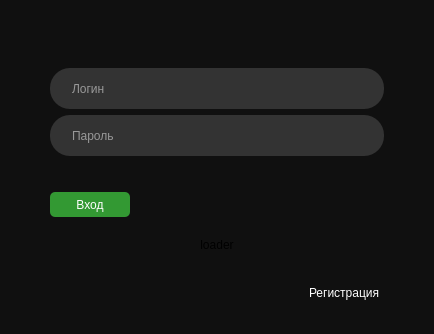
Before: the Qt Designer form ServerDataBase/logregdialog.ui in NikishinRoman/Login, drawn with Qt 5.
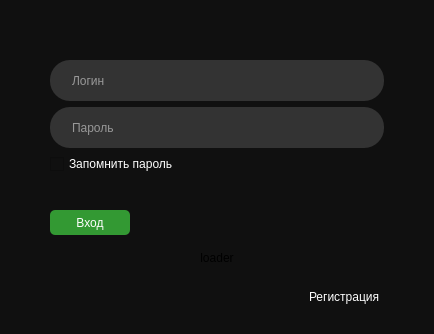
After: the same form once the commit is applied. Icons and pictures are not drawn. Custom widgets are drawn as their Qt base class.

```diff
--- a/ServerDataBase/logregdialog.ui
+++ b/ServerDataBase/logregdialog.ui
@@ -24,110 +24,7 @@
      </property>
      <widget class="QWidget" name="SignInPage">
       <layout class="QGridLayout" name="gridLayout">
-       <item row="4" column="0" colspan="2">
-        <layout class="QHBoxLayout" name="horizontalLayout_7">
-         <property name="leftMargin">
-          <number>30</number>
-         </property>
-         <property name="rightMargin">
-          <number>30</number>
-         </property>
-         <item>
-          <widget class="QLineEdit" name="passwordLine">
-           <property name="minimumSize">
-            <size>
-             <width>181</width>
-             <height>41</height>
-            </size>
-           </property>
-           <property name="styleSheet">
-            <string notr="true">padding-left: 20px;
-padding-right: 20px;
-border-radius: 20px;
-background: #333;
-color: #fefefe;</string>
-           </property>
-           <property name="maxLength">
-            <number>64</number>
-           </property>
-           <property name="echoMode">
-            <enum>QLineEdit::Password</enum>
-           </property>
-           <property name="placeholderText">
-            <string>Пароль</string>
-           </property>
-          </widget>
-         </item>
-        </layout>
-       </item>
-       <item row="5" column="0" colspan="2">
-        <layout class="QHBoxLayout" name="horizontalLayout_8">
-         <property name="leftMargin">
-          <number>30</number>
-         </property>
-         <property name="topMargin">
-          <number>30</number>
-         </property>
-         <property name="rightMargin">
-          <number>30</number>
-         </property>
-         <item>
-          <widget class="QPushButton" name="PushButton_SignIn">
-           <property name="minimumSize">
-            <size>
-             <width>80</width>
-             <height>25</height>
-            </size>
-           </property>
-           <property name="cursor">
-            <cursorShape>PointingHandCursor</cursorShape>
-           </property>
-           <property name="styleSheet">
-            <string notr="true">Padding: 1px;
-Border-radius: 5px;
-Background: #393;
-Color: #fefefe;</string>
-           </property>
-           <property name="text">
-            <string>Вход</string>
-           </property>
-           <property name="shortcut">
-            <string>Return</string>
-           </property>
-          </widget>
-         </item>
-         <item>
-          <spacer name="horizontalSpacer">
-           <property name="orientation">
-            <enum>Qt::Horizontal</enum>
-           </property>
-           <property name="sizeHint" stdset="0">
-            <size>
-             <width>40</width>
-             <height>20</height>
-            </size>
-           </property>
-          </spacer>
-         </item>
-        </layout>
-       </item>
-       <item row="2" column="0" colspan="2">
-        <widget class="QLabel" name="label_status">
-         <property name="layoutDirection">
-          <enum>Qt::LeftToRight</enum>
-         </property>
-         <property name="styleSheet">
-          <string notr="true">color: #fefefe;</string>
-         </property>
-         <property name="text">
-          <string/>
-         </property>
-         <property name="alignment">
-          <set>Qt::AlignCenter</set>
-         </property>
-        </widget>
-       </item>
-       <item row="7" column="0" colspan="2">
+       <item row="9" column="0" colspan="3">
         <widget class="QLabel" name="Loader">
          <property name="text">
           <string>loader</string>
@@ -137,7 +34,7 @@
          </property>
         </widget>
        </item>
-       <item row="3" column="0" colspan="2">
+       <item row="3" column="0" colspan="3">
         <layout class="QHBoxLayout" name="horizontalLayout_6">
          <property name="leftMargin">
           <number>30</number>
@@ -173,7 +70,45 @@
          </item>
         </layout>
        </item>
-       <item row="8" column="1">
+       <item row="4" column="0" colspan="3">
+        <layout class="QHBoxLayout" name="horizontalLayout_7">
+         <property name="leftMargin">
+          <number>30</number>
+         </property>
+         <property name="rightMargin">
+          <number>30</number>
+         </property>
+         <item>
+          <widget class="QLineEdit" name="passwordLine">
+           <property name="minimumSize">
+            <size>
+             <width>181</width>
+             <height>41</height>
+            </size>
+           </property>
+           <property name="styleSheet">
+            <string notr="true">padding-left: 20px;
+padding-right: 20px;
+border-radius: 20px;
+background: #333;
+color: #fefefe;
+ lineedit-password-mask-delay: 1500
+</string>
+           </property>
+           <property name="maxLength">
+            <number>64</number>
+           </property>
+           <property name="echoMode">
+            <enum>QLineEdit::Password</enum>
+           </property>
+           <property name="placeholderText">
+            <string>Пароль</string>
+           </property>
+          </widget>
+         </item>
+        </layout>
+       </item>
+       <item row="10" column="2">
         <layout class="QHBoxLayout" name="horizontalLayout_9">
          <property name="rightMargin">
           <number>30</number>
@@ -209,6 +144,205 @@
          </item>
         </layout>
        </item>
+       <item row="7" column="0" colspan="3">
+        <layout class="QHBoxLayout" name="horizontalLayout_8">
+         <property name="leftMargin">
+          <number>30</number>
+         </property>
+         <property name="topMargin">
+          <number>30</number>
+         </property>
+         <property name="rightMargin">
+          <number>30</number>
+         </property>
+         <item>
+          <widget class="QPushButton" name="PushButton_SignIn">
+           <property name="minimumSize">
+            <size>
+             <width>80</width>
+             <height>25</height>
+            </size>
+           </property>
+           <property name="cursor">
+            <cursorShape>PointingHandCursor</cursorShape>
+           </property>
+           <property name="styleSheet">
+            <string notr="true">Padding: 1px;
+Border-radius: 5px;
+Background: #393;
+Color: #fefefe;</string>
+           </property>
+           <property name="text">
+            <string>Вход</string>
+           </property>
+           <property name="shortcut">
+            <string>Return</string>
+           </property>
+          </widget>
+         </item>
+         <item>
+          <spacer name="horizontalSpacer">
+           <property name="orientation">
+            <enum>Qt::Horizontal</enum>
+           </property>
+           <property name="sizeHint" stdset="0">
+            <size>
+             <width>40</width>
+             <height>20</height>
+            </size>
+           </property>
+          </spacer>
+         </item>
+        </layout>
+       </item>
+       <item row="2" column="0" colspan="3">
+        <widget class="QLabel" name="label_status">
+         <property name="layoutDirection">
+          <enum>Qt::LeftToRight</enum>
+         </property>
+         <property name="styleSheet">
+          <string notr="true">color: #fefefe;</string>
+         </property>
+         <property name="text">
+          <string/>
+         </property>
+         <property name="alignment">
+          <set>Qt::AlignCenter</set>
+         </property>
+        </widget>
+       </item>
+       <item row="5" column="0">
+        <layout class="QHBoxLayout" name="horizontalLayout_4">
+         <property name="leftMargin">
+          <number>30</number>
+         </property>
+         <item>
+          <widget class="QCheckBox" name="checkBox_rememberPasswd">
+           <property name="palette">
+            <palette>
+             <active>
+              <colorrole role="WindowText">
+               <brush brushstyle="SolidPattern">
+                <color alpha="255">
+                 <red>255</red>
+                 <green>255</green>
+                 <blue>255</blue>
+                </color>
+               </brush>
+              </colorrole>
+              <colorrole role="Button">
+               <brush brushstyle="SolidPattern">
+                <color alpha="255">
+                 <red>16</red>
+                 <green>16</green>
+                 <blue>16</blue>
+                </color>
+               </brush>
+              </colorrole>
+              <colorrole role="Base">
+               <brush brushstyle="SolidPattern">
+                <color alpha="255">
+                 <red>255</red>
+                 <green>255</green>
+                 <blue>255</blue>
+                </color>
+               </brush>
+              </colorrole>
+              <colorrole role="Window">
+               <brush brushstyle="SolidPattern">
+                <color alpha="255">
+                 <red>16</red>
+                 <green>16</green>
+                 <blue>16</blue>
+                </color>
+               </brush>
+              </colorrole>
+             </active>
+             <inactive>
+              <colorrole role="WindowText">
+               <brush brushstyle="SolidPattern">
+                <color alpha="255">
+                 <red>255</red>
+                 <green>255</green>
+                 <blue>255</blue>
+                </color>
+               </brush>
+              </colorrole>
+              <colorrole role="Button">
+               <brush brushstyle="SolidPattern">
+                <color alpha="255">
+                 <red>16</red>
+                 <green>16</green>
+                 <blue>16</blue>
+                </color>
+               </brush>
+              </colorrole>
+              <colorrole role="Base">
+               <brush brushstyle="SolidPattern">
+                <color alpha="255">
+                 <red>255</red>
+                 <green>255</green>
+                 <blue>255</blue>
+                </color>
+               </brush>
+              </colorrole>
+              <colorrole role="Window">
+               <brush brushstyle="SolidPattern">
+                <color alpha="255">
+                 <red>16</red>
+                 <green>16</green>
+                 <blue>16</blue>
+                </color>
+               </brush>
+              </colorrole>
+             </inactive>
+             <disabled>
+              <colorrole role="WindowText">
+               <brush brushstyle="SolidPattern">
+                <color alpha="255">
+                 <red>190</red>
+                 <green>190</green>
+                 <blue>190</blue>
+                </color>
+               </brush>
+              </colorrole>
+              <colorrole role="Button">
+               <brush brushstyle="SolidPattern">
+                <color alpha="255">
+                 <red>16</red>
+                 <green>16</green>
+                 <blue>16</blue>
+                </color>
+               </brush>
+              </colorrole>
+              <colorrole role="Base">
+               <brush brushstyle="SolidPattern">
+                <color alpha="255">
+                 <red>16</red>
+                 <green>16</green>
+                 <blue>16</blue>
+                </color>
+               </brush>
+              </colorrole>
+              <colorrole role="Window">
+               <brush brushstyle="SolidPattern">
+                <color alpha="255">
+                 <red>16</red>
+                 <green>16</green>
+                 <blue>16</blue>
+                </color>
+               </brush>
+              </colorrole>
+             </disabled>
+            </palette>
+           </property>
+           <property name="text">
+            <string>Запомнить пароль</string>
+           </property>
+          </widget>
+         </item>
+        </layout>
+       </item>
       </layout>
      </widget>
      <widget class="QWidget" name="RegistrationPage">
```
Left out of the diff: 7 changed lines with no effect on the pictures.
